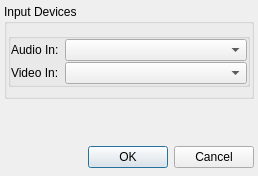
This is examples/qtmegachatapi/settingsDialog.ui in meganz/MEGAchat as Qt 5 draws it before an edit. The edited form follows.
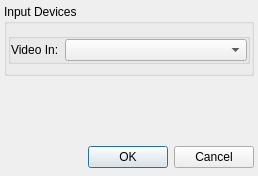
This is the edited form.

Commit message: Remove methods getChatAudioInDevices and setChatAudioInDevice

Patch:
```diff
--- a/examples/qtmegachatapi/settingsDialog.ui
+++ b/examples/qtmegachatapi/settingsDialog.ui
@@ -80,36 +80,7 @@
          <property name="bottomMargin">
           <number>0</number>
          </property>
-         <item row="0" column="0">
-          <widget class="QLabel" name="audioLabel">
-           <property name="sizePolicy">
-            <sizepolicy hsizetype="Fixed" vsizetype="Preferred">
-             <horstretch>0</horstretch>
-             <verstretch>1</verstretch>
-            </sizepolicy>
-           </property>
-           <property name="text">
-            <string>Audio In:</string>
-           </property>
-          </widget>
-         </item>
-         <item row="0" column="1">
-          <widget class="QComboBox" name="audioInCombo">
-           <property name="sizePolicy">
-            <sizepolicy hsizetype="Expanding" vsizetype="Fixed">
-             <horstretch>0</horstretch>
-             <verstretch>0</verstretch>
-            </sizepolicy>
-           </property>
-           <property name="minimumSize">
-            <size>
-             <width>150</width>
-             <height>0</height>
-            </size>
-           </property>
-          </widget>
-         </item>
-         <item row="2" column="0">
+         <item row="1" column="0">
           <widget class="QLabel" name="videoLabel">
            <property name="sizePolicy">
             <sizepolicy hsizetype="Fixed" vsizetype="Preferred">
@@ -122,7 +93,7 @@
            </property>
           </widget>
          </item>
-         <item row="2" column="1">
+         <item row="1" column="1">
           <widget class="QComboBox" name="videoInCombo">
            <property name="sizePolicy">
             <sizepolicy hsizetype="Expanding" vsizetype="Fixed">
```
Left out of the diff: 1 changed line with no effect on the pictures. The commit also changes 8 other files.
